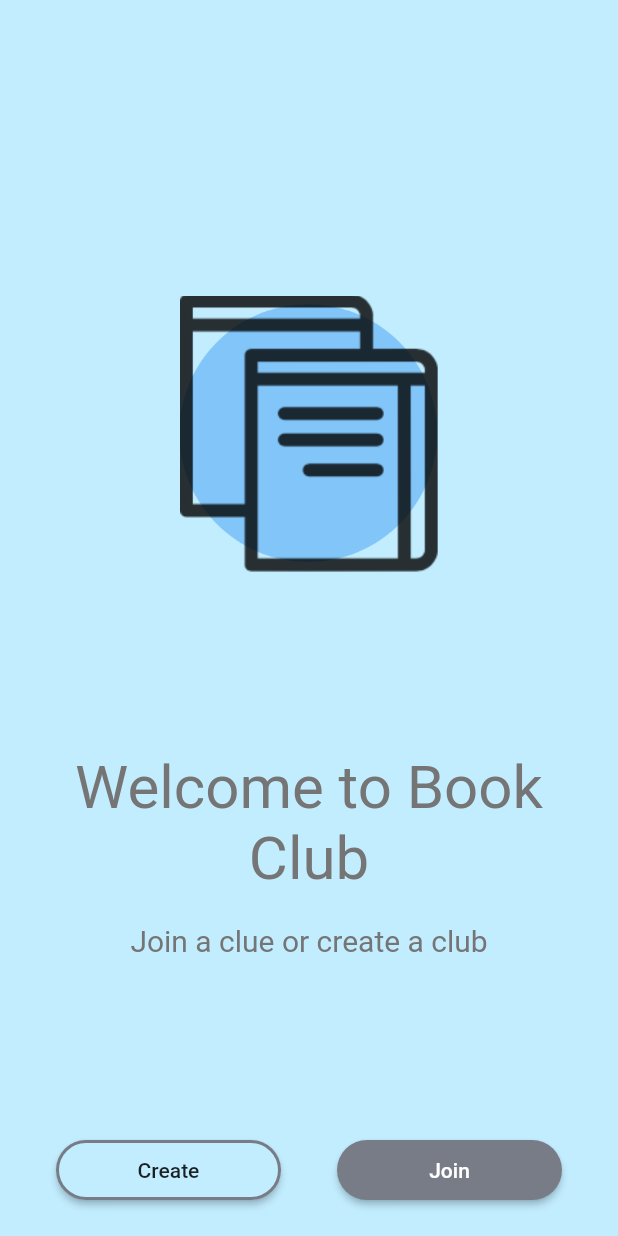
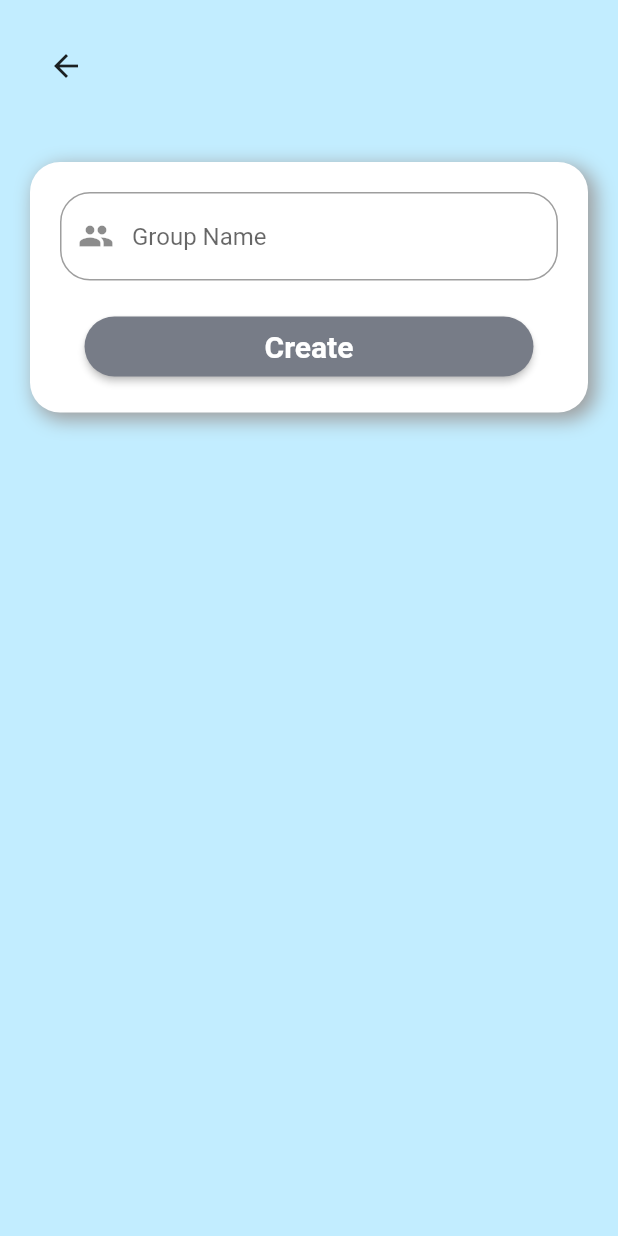
Before and after one commit to weiiwu/bookclub, a Flutter app: the OurNoGroup screen opened directly, after a tap on "Create", on a phone screen of 412 x 824 dp. Run offline on Flutter 3.47's test engine with Material 2 defaults, Android fonts, the phone set to English and light mode, and no system bars; our stand-ins replace cloud_firestore, firebase_auth, google_sign_in; accounts and stored records are empty; network calls fail.

Commit message:
group updates

```diff
--- a/lib/models/user.dart
+++ b/lib/models/user.dart
@@ -5,11 +5,13 @@ class OurUser {
   String email;
   String fullName;
   Timestamp accountCreated;
+  String groupId;
 
   OurUser({
     this.uid,
     this.email,
     this.fullName,
     this.accountCreated,
+    this.groupId,
   });
 }
--- /dev/null
+++ b/lib/screens/createGroup/createGroup.dart
@@ -0,0 +1,70 @@
+import 'package:bookclub/screens/root/root.dart';
+import 'package:bookclub/services/database.dart';
+import 'package:bookclub/states/currentUser.dart';
+import 'package:flutter/material.dart';
+import 'package:bookclub/widgets/ourContainer.dart';
+import 'package:provider/provider.dart';
+
+class OurCreateGroup extends StatefulWidget {
+  @override
+  _OurCreateGroupState createState() => _OurCreateGroupState();
+}
+
+class _OurCreateGroupState extends State<OurCreateGroup> {
+  void _createGroup(BuildContext context, String groupName) async {
+    CurrentUser _currentUser = Provider.of<CurrentUser>(context, listen: false);
+    String _returnString = await OurDatabase()
+        .createGroup(groupName, _currentUser.getCurrentUser.uid);
+    if (_returnString == "success") {
+      Navigator.pushAndRemoveUntil(
+          context,
+          MaterialPageRoute(
+            builder: (context) => OurRoot(),
+          ),
+          (route) => false);
+    }
+  }
+
+  TextEditingController _groupNameController = TextEditingController();
+
+  @override
+  Widget build(BuildContext context) {
+    return Scaffold(
+      body: Column(children: <Widget>[
+        Padding(
+          padding: const EdgeInsets.all(20.0),
+          child: Row(
+            children: <Widget>[BackButton()],
+          ),
+        ),
+        Padding(
+            padding: const EdgeInsets.all(20.0),
+            child: OurContainer(
+              child: Column(children: <Widget>[
+                TextFormField(
+                  controller: _groupNameController,
+                  decoration: InputDecoration(
+                      prefixIcon: Icon(Icons.group), hintText: "Group Name"),
+                ),
+                SizedBox(
+                  height: 20.0,
+                ),
+                RaisedButton(
+                  child: Padding(
+                    padding: EdgeInsets.symmetric(horizontal: 100),
+                    child: Text("Create",
+                        style: TextStyle(
+                          color: Colors.white,
+                          fontWeight: FontWeight.bold,
+                          fontSize: 20.0,
+                        )),
+                  ),
+                  onPressed: () =>
+                      _createGroup(context, _groupNameController.text),
+                )
+              ]),
+            ))
+      ]),
+    );
+  }
+}
--- a/lib/screens/login/localwidgets/loginForm.dart
+++ b/lib/screens/login/localwidgets/loginForm.dart
@@ -1,4 +1,4 @@
-import 'package:bookclub/screens/home/home.dart';
+import 'package:bookclub/screens/root/root.dart';
 import 'package:bookclub/screens/signup/signup.dart';
 import 'package:bookclub/states/currentUser.dart';
 import 'package:bookclub/widgets/ourContainer.dart';
@@ -44,7 +44,7 @@ class _OurLoginFormState extends State<OurLoginForm> {
         Navigator.pushAndRemoveUntil(
             context,
             MaterialPageRoute(
-              builder: (context) => HomeScreen(),
+              builder: (context) => OurRoot(),
             ),
             (route) => false);
       } else {
--- a/lib/screens/noGroup/noGroup.dart
+++ b/lib/screens/noGroup/noGroup.dart
@@ -1,10 +1,28 @@
+import 'package:bookclub/screens/createGroup/createGroup.dart';
+import 'package:bookclub/screens/joinGroup/joinGroup.dart';
 import 'package:flutter/material.dart';
 
 class OurNoGroup extends StatelessWidget {
   @override
   Widget build(BuildContext context) {
-    void _goToJoin() {}
-    void _goToCreate() {}
+    void _goToJoin(BuildContext context) {
+      Navigator.push(
+        context,
+        MaterialPageRoute(
+          builder: (context) => OurJoinGroup(),
+        ),
+      );
+    }
+
+    void _goToCreate(BuildContext context) {
+      Navigator.push(
+        context,
+        MaterialPageRoute(
+          builder: (context) => OurCreateGroup(),
+        ),
+      );
+    }
+
     return Scaffold(
         body: Column(
       children: <Widget>[
@@ -44,7 +62,7 @@ class OurNoGroup extends StatelessWidget {
             children: <Widget>[
               RaisedButton(
                 child: Text("Create"),
-                onPressed: () => _goToCreate(),
+                onPressed: () => _goToCreate(context),
                 color: Theme.of(context).canvasColor,
                 shape: RoundedRectangleBorder(
                   borderRadius: BorderRadius.circular(20.0),
@@ -59,7 +77,7 @@ class OurNoGroup extends StatelessWidget {
                   "Join",
                   style: TextStyle(color: Colors.white),
                 ),
-                onPressed: () => _goToJoin(),
+                onPressed: () => _goToJoin(context),
               ),
             ],
           ),
```
Also changed, not shown: lib/models/group.dart (added, +17 -0 lines), lib/screens/joinGroup/joinGroup.dart (added, +68 -0 lines), lib/screens/root/root.dart (+23 -4 lines), lib/screens/splashScreen/splashScreen.dart (added, +12 -0 lines), lib/services/database.dart (+47 -0 lines).
